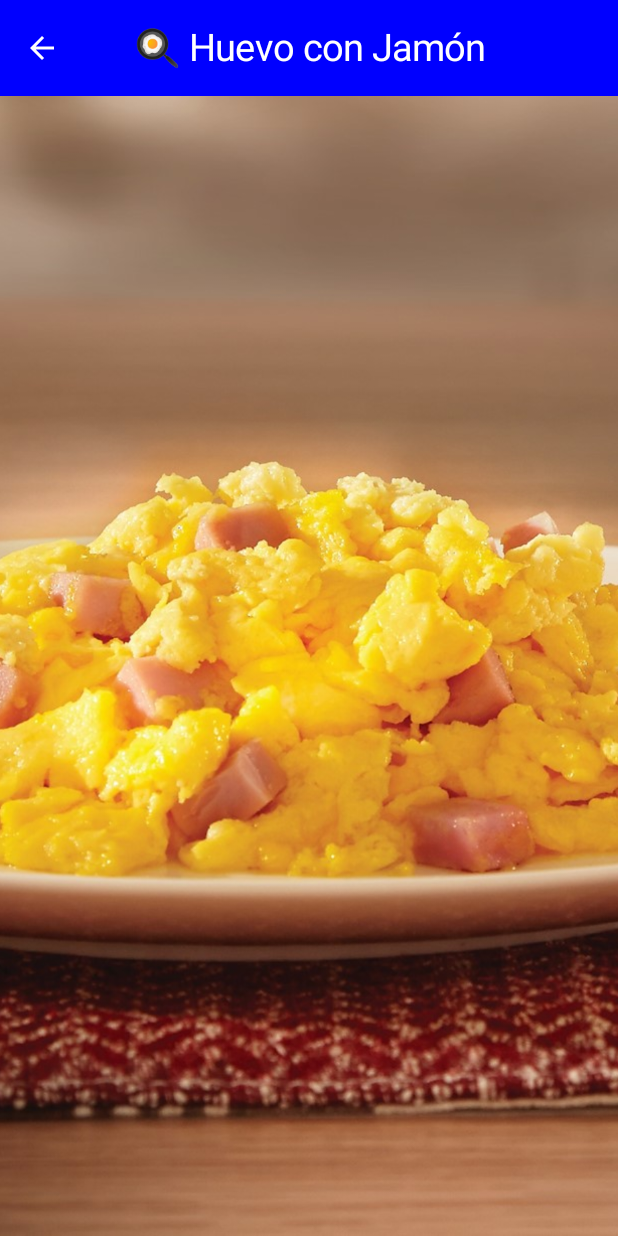
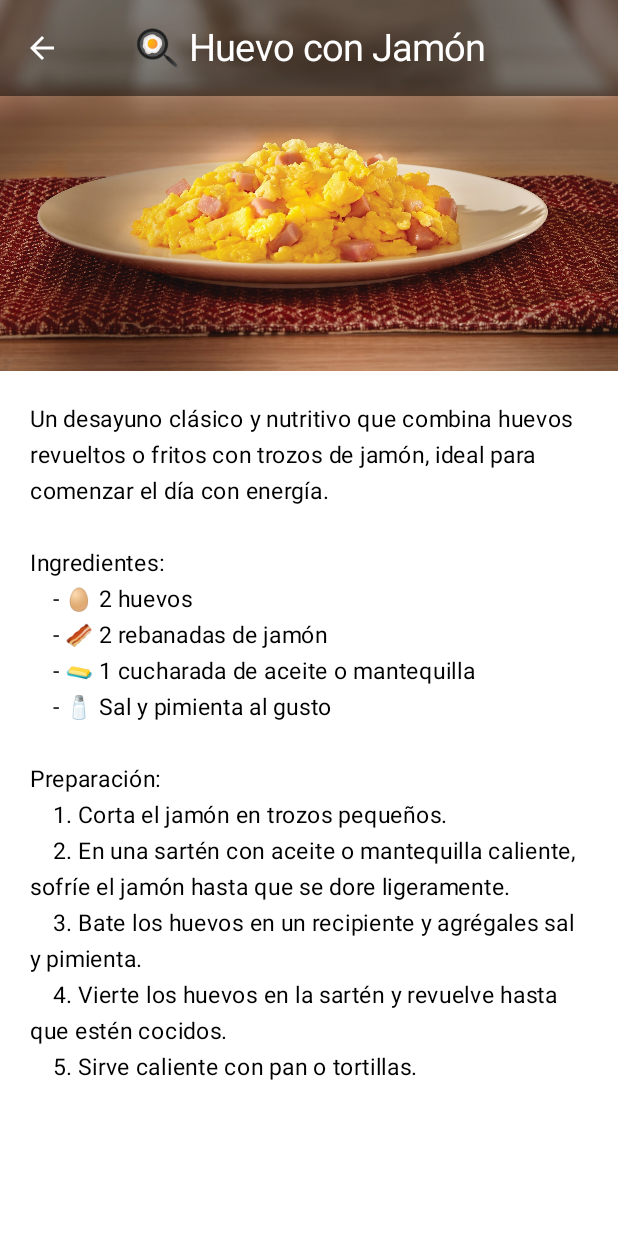
Before and after one commit to crr1c4/AppRecetasCocina, an Android app built with Jetpack Compose: the screen it shows after launch (MainActivity), after a tap on "Ver Receta", on a phone screen of 412 x 824 dp. Run offline under Robolectric (Android 15) with nearby library versions, the phone set to English and light mode, and no system bars.

Commit message:
Cambios para mejorar la UI

```diff
--- a/app/src/main/java/com/example/apprecetascocina/views/DetailView.kt
+++ b/app/src/main/java/com/example/apprecetascocina/views/DetailView.kt
@@ -3,11 +3,17 @@ package com.example.apprecetascocina.views
 import android.annotation.SuppressLint
 import androidx.compose.foundation.Image
 import androidx.compose.foundation.background
+import androidx.compose.foundation.border
 import androidx.compose.foundation.layout.Arrangement
 import androidx.compose.foundation.layout.Column
+import androidx.compose.foundation.layout.fillMaxHeight
 import androidx.compose.foundation.layout.fillMaxSize
 import androidx.compose.foundation.layout.fillMaxWidth
+import androidx.compose.foundation.layout.height
 import androidx.compose.foundation.layout.padding
+import androidx.compose.foundation.rememberScrollState
+import androidx.compose.foundation.shape.RoundedCornerShape
+import androidx.compose.foundation.verticalScroll
 import androidx.compose.material.icons.Icons
 import androidx.compose.material.icons.automirrored.filled.ArrowBack
 import androidx.compose.material3.CenterAlignedTopAppBar
@@ -18,8 +24,10 @@ import androidx.compose.material3.TopAppBarDefaults
 import androidx.compose.runtime.Composable
 import androidx.compose.ui.Alignment
 import androidx.compose.ui.Modifier
+import androidx.compose.ui.draw.clip
 import androidx.compose.ui.graphics.Color
 import androidx.compose.ui.layout.ContentScale
+import androidx.compose.ui.platform.LocalConfiguration
 import androidx.compose.ui.res.painterResource
 import androidx.compose.ui.unit.dp
 import androidx.compose.ui.unit.sp
@@ -35,7 +43,7 @@ fun DetailView(title: String, description: String, imageId: Int, navController:
         topBar = {
             CenterAlignedTopAppBar(
                 title = { TitleBar(title) },
-                colors = TopAppBarDefaults.centerAlignedTopAppBarColors(containerColor = Color.Blue),
+                colors = TopAppBarDefaults.centerAlignedTopAppBarColors(containerColor = Color.hsl(0f,0f, 0f, 0.5f)),
                 navigationIcon = {
                     MainIconButton(Icons.AutoMirrored.Filled.ArrowBack) {
                         navController.popBackStack()
@@ -48,17 +56,29 @@ fun DetailView(title: String, description: String, imageId: Int, navController:
 
 @Composable
 private fun ContentView(title: String, description: String, imageId: Int) {
-    Column(modifier = Modifier.fillMaxSize().background(Color.White),
+    val scroll = rememberScrollState()
+    val screenHeight = LocalConfiguration.current.screenHeightDp.dp
+
+    Column(modifier = Modifier
+        .fillMaxSize()
+        .background(Color.White)
+        .verticalScroll(scroll)
+        ,
         // verticalArrangement = Arrangement.Center,
         horizontalAlignment = Alignment.CenterHorizontally) {
 
         Image(
             painter = painterResource(id = imageId),
             contentDescription = title,
-            modifier = Modifier.fillMaxWidth(),
+            modifier = Modifier.fillMaxWidth().height(screenHeight * 0.3f),
             contentScale = ContentScale.Crop // Ajusta la imagen sin deformarla
         )
 
-        Text(description, color = Color.Black, fontSize = 15.sp, modifier = Modifier.padding(10.dp))
+        Text(description,
+            color = Color.Black,
+            fontSize = 15.sp,
+            modifier = Modifier
+                .padding(20.dp)
+        )
     }
 }
--- a/app/src/main/java/com/example/apprecetascocina/views/HomeView.kt
+++ b/app/src/main/java/com/example/apprecetascocina/views/HomeView.kt
@@ -73,7 +73,8 @@ private fun ContentView(navController: NavController) {
         }
         Spacers()
         Card(
-            "Sandiwch", "Una combinación versátil de pan relleno con ingredientes como jamón, queso, vegetales y salsas, perfecto para una comida rápida y deliciosa.",
+            "Sandiwch",
+            "Una combinación versátil de pan relleno con ingredientes como jamón, queso, vegetales y salsas, perfecto para una comida rápida y deliciosa.",
             R.drawable.sandwich,
             Color.Blue,
             "Ver Receta") {
--- a/app/src/main/java/com/example/apprecetascocina/views/RecetaHuevo.kt
+++ b/app/src/main/java/com/example/apprecetascocina/views/RecetaHuevo.kt
@@ -8,18 +8,19 @@ import androidx.navigation.NavController
 fun RecetaHuevo(navController: NavController) {
     DetailView(
         "\uD83C\uDF73 Huevo con Jamón",
+        "Un desayuno clásico y nutritivo que combina huevos revueltos o fritos con trozos de jamón, ideal para comenzar el día con energía.\n\n"+
         "Ingredientes:\n" +
-                "    - 2 huevos\n" +
-                "    - 2 rebanadas de jamón\n" +
-                "    - 1 cucharada de aceite o mantequilla\n" +
-                "    - Sal y pimienta al gusto\n" +
+                "    - \uD83E\uDD5A 2 huevos\n" +
+                "    - \uD83E\uDD53 2 rebanadas de jamón\n" +
+                "    - \uD83E\uDDC8 1 cucharada de aceite o mantequilla\n" +
+                "    - \uD83E\uDDC2 Sal y pimienta al gusto\n" +
                 "\n" +
                 "Preparación:\n" +
-                "    - Corta el jamón en trozos pequeños.\n" +
-                "    - En una sartén con aceite o mantequilla caliente, sofríe el jamón hasta que se dore ligeramente.\n" +
-                "    - Bate los huevos en un recipiente y agrégales sal y pimienta.\n" +
-                "    - Vierte los huevos en la sartén y revuelve hasta que estén cocidos.\n" +
-                "    - Sirve caliente con pan o tortillas.",
+                "    1. Corta el jamón en trozos pequeños.\n" +
+                "    2. En una sartén con aceite o mantequilla caliente, sofríe el jamón hasta que se dore ligeramente.\n" +
+                "    3. Bate los huevos en un recipiente y agrégales sal y pimienta.\n" +
+                "    4. Vierte los huevos en la sartén y revuelve hasta que estén cocidos.\n" +
+                "    5. Sirve caliente con pan o tortillas.",
         R.drawable.huevito,
         navController
     )
```
Also changed, not shown: app/src/main/java/com/example/apprecetascocina/views/RecetaPapas.kt (+10 -9 lines), app/src/main/java/com/example/apprecetascocina/views/RecetaPizza.kt (+14 -14 lines), app/src/main/java/com/example/apprecetascocina/views/RecetaSandwich.kt (+12 -11 lines).
